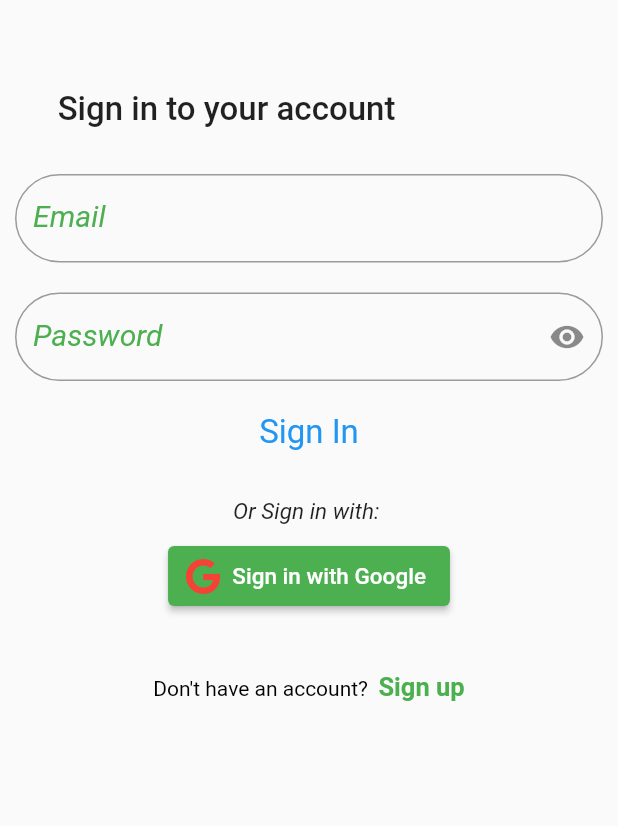
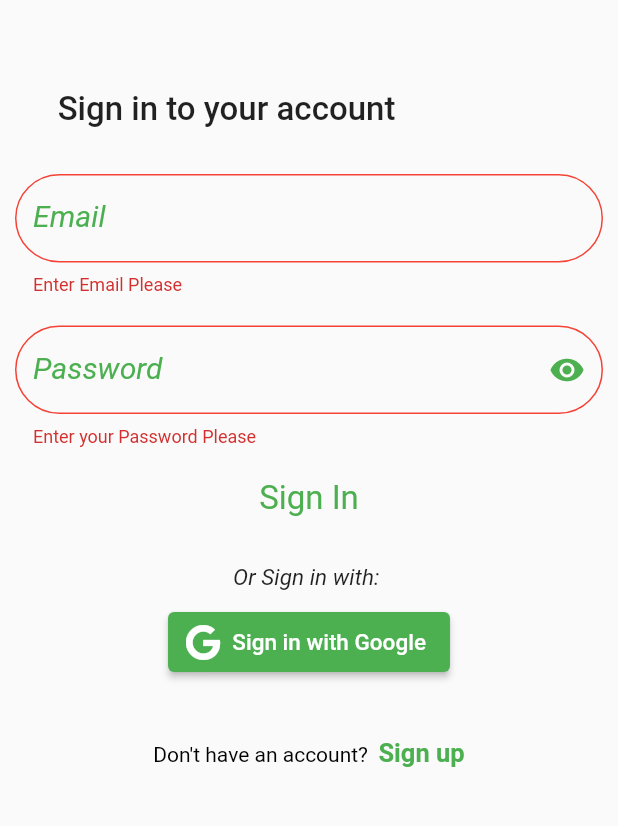
Before and after one commit to eyob31/My_Friends, a Flutter app: the SignIn screen opened directly, after a tap on "Sign In", on a phone screen of 412 x 824 dp, the part 171-997 px from its top. Run offline on Flutter 3.47's test engine with Material 2 defaults, Android fonts, the phone set to English and light mode, and no system bars; our stand-ins replace firebase_auth, firebase_core, font_awesome_flutter, google_fonts, google_sign_in; accounts and stored records are empty; Roboto replaces fonts that are missing (Arsenal).

Commit message:
Added Sign in with Google Authentication and Added an Add Friends page.

```diff
--- a/my_friends_frontend/lib/screens/sign_in.dart
+++ b/my_friends_frontend/lib/screens/sign_in.dart
@@ -1,8 +1,11 @@
 import 'package:flutter/gestures.dart';
 import 'package:flutter/material.dart';
+import 'package:flutter/services.dart';
 import 'package:font_awesome_flutter/font_awesome_flutter.dart';
 import 'package:google_fonts/google_fonts.dart';
+import 'package:my_friends_frontend/provider/google_signin.dart';
 import 'package:my_friends_frontend/screens/sign_up.dart';
+import 'package:provider/provider.dart';
 
 class SignIn extends StatefulWidget {
   const SignIn({Key? key}) : super(key: key);
@@ -15,6 +18,7 @@ class _SignInState extends State<SignIn> {
   TextEditingController _emailController = TextEditingController();
   final _emailFocusNode = FocusNode();
   final _passwordFocusNode = FocusNode();
+  final _formKey = GlobalKey<FormState>();
   bool _hidePassword = true;
   @override
   void initState() {
@@ -66,6 +70,11 @@ class _SignInState extends State<SignIn> {
               SizedBox(
                 height: 20,
               ),
+              //Sign In Form
+              Form(
+                key: _formKey,
+                child: Column(
+                  children: [
                     //  Email Text Fields
                     Container(
                       padding: EdgeInsets.all(10),
@@ -76,7 +85,30 @@ class _SignInState extends State<SignIn> {
                         onFieldSubmitted: (_) {
                           Focus.of(context).requestFocus(_passwordFocusNode);
                         },
+                        validator: (value) {
+                          if (value!.isEmpty) {
+                            return "Enter Email Please";
+                          } else if (RegExp(
+                                  r"^[a-zA-Z0-9.a-zA-Z0-9.!#$%&'*+-/=?^_`{|}~]+@[a-zA-Z0-9]+\.[a-zA-Z]+")
+                              .hasMatch(value)) {
+                            return null;
+                          } else {
+                            return "Enter a Valid Email";
+                          }
+                        },
                         decoration: InputDecoration(
+                            enabledBorder: OutlineInputBorder(
+                              borderRadius: BorderRadius.circular(40.0),
+                              borderSide: BorderSide(color: Colors.grey),
+                            ),
+                            errorBorder: OutlineInputBorder(
+                              borderRadius: BorderRadius.circular(40.0),
+                              borderSide: BorderSide(color: Colors.red),
+                            ),
+                            focusedErrorBorder: OutlineInputBorder(
+                              borderRadius: BorderRadius.circular(40.0),
+                              borderSide: BorderSide(color: Colors.red),
+                            ),
                             labelText: 'Email',
                             suffixIcon: _emailController.text.isEmpty
                                 ? Container(
@@ -88,7 +120,10 @@ class _SignInState extends State<SignIn> {
                                         _emailController.clear();
                                       });
                                     },
-                              icon: Icon(Icons.cancel)),
+                                    icon: Icon(
+                                      Icons.cancel,
+                                      color: Colors.green,
+                                    )),
                             labelStyle: GoogleFonts.arsenal(
                                 fontSize: 20,
                                 fontWeight: FontWeight.w400,
@@ -96,14 +131,11 @@ class _SignInState extends State<SignIn> {
                                 color: Colors.green),
                             border: OutlineInputBorder(
                                 borderRadius: BorderRadius.circular(50),
-                          borderSide: BorderSide(color: Colors.greenAccent),
+                                borderSide:
+                                    BorderSide(color: Colors.greenAccent),
                                 gapPadding: 0)),
-                  // validator: (value) {
-                  //   if (value!.isEmpty) {
-                  //     return "Please enter your email.";
-                  //   }else if ( )
-                  // },
                         autofillHints: [AutofillHints.email],
+                        keyboardType: TextInputType.emailAddress,
                       ),
                     ),
                     //  Password TextField
@@ -112,7 +144,26 @@ class _SignInState extends State<SignIn> {
                       child: TextFormField(
                         focusNode: _passwordFocusNode,
                         obscureText: _hidePassword,
+                        validator: (value) {
+                          if (value!.isEmpty) {
+                            return 'Enter your Password Please';
+                          } else {
+                            return null;
+                          }
+                        },
                         decoration: InputDecoration(
+                            enabledBorder: OutlineInputBorder(
+                              borderRadius: BorderRadius.circular(40.0),
+                              borderSide: BorderSide(color: Colors.grey),
+                            ),
+                            errorBorder: OutlineInputBorder(
+                              borderRadius: BorderRadius.circular(40.0),
+                              borderSide: BorderSide(color: Colors.red),
+                            ),
+                            focusedErrorBorder: OutlineInputBorder(
+                              borderRadius: BorderRadius.circular(40.0),
+                              borderSide: BorderSide(color: Colors.red),
+                            ),
                             labelText: 'Password',
                             suffixIcon: IconButton(
                               onPressed: () {
@@ -120,9 +171,12 @@ class _SignInState extends State<SignIn> {
                                   _hidePassword = !_hidePassword;
                                 });
                               },
-                        icon: Icon(_hidePassword
+                              icon: Icon(
+                                _hidePassword
                                     ? Icons.visibility
-                            : Icons.visibility_off),
+                                    : Icons.visibility_off,
+                                color: Colors.green,
+                              ),
                             ),
                             labelStyle: GoogleFonts.arsenal(
                                 fontSize: 20,
@@ -131,12 +185,19 @@ class _SignInState extends State<SignIn> {
                                 color: Colors.green),
                             border: OutlineInputBorder(
                                 borderRadius: BorderRadius.circular(50),
-                          borderSide: BorderSide(color: Colors.greenAccent),
+                                borderSide:
+                                    BorderSide(color: Colors.greenAccent),
                                 gapPadding: 0)),
                       ),
                     ),
+                  ],
+                ),
+              ),
+              //  Sign In Button
               TextButton(
-                  onPressed: () {},
+                  onPressed: () {
+                    _formKey.currentState!.validate();
+                  },
                   style: ButtonStyle(
                     backgroundColor:
                         MaterialStateProperty.all(Colors.transparent),
@@ -146,7 +207,7 @@ class _SignInState extends State<SignIn> {
                   child: Text(
                     'Sign In',
                     style: GoogleFonts.arsenal(
-                        // color: Colors.white,
+                        color: Colors.green,
                         fontWeight: FontWeight.w400,
                         fontSize: 22),
                   )),
@@ -167,13 +228,18 @@ class _SignInState extends State<SignIn> {
                 height: 10,
               ),
               ElevatedButton.icon(
-                onPressed: () {},
+                onPressed: () {
+                  final provider =
+                      Provider.of<GoogleSigninProvider>(context, listen: false);
+                  provider.googleLogin();
+                },
                 style: ButtonStyle(
                     backgroundColor: MaterialStateProperty.all(Colors.green),
-                    minimumSize: MaterialStateProperty.all(Size(100, 40))),
-                icon: FaIcon(
+                    minimumSize:
+                        MaterialStateProperty.all(const Size(100, 40))),
+                icon: const FaIcon(
                   FontAwesomeIcons.google,
-                  color: Colors.red,
+                  color: Colors.white,
                 ),
                 label: Text(
                   'Sign in with Google',
@@ -184,7 +250,9 @@ class _SignInState extends State<SignIn> {
                 height: 40,
               ),
               //  Don't have an account text
-              RichText(
+              Padding(
+                padding: const EdgeInsets.only(bottom: 10),
+                child: RichText(
                   text: TextSpan(children: [
                     TextSpan(
                         text: "Don't have an account?  ",
@@ -198,6 +266,7 @@ class _SignInState extends State<SignIn> {
                         recognizer: TapGestureRecognizer()..onTap = goToSignUp)
                   ]),
                 ),
+              ),
             ],
           ),
         ),
--- a/my_friends_frontend/pubspec.yaml
+++ b/my_friends_frontend/pubspec.yaml
@@ -18,6 +18,9 @@ dependencies:
   google_fonts: ^2.3.1
   font_awesome_flutter: ^9.2.0
   email_validator: ^2.0.1
+  firebase_auth: ^3.3.10
+  google_sign_in: ^5.2.4
+  intl: ^0.17.0
   cupertino_icons: ^1.0.2
 
 dev_dependencies:
```
Also changed, not shown: my_friends_frontend/lib/main.dart (+22 -9 lines), my_friends_frontend/lib/provider/friend.dart (+13 -2 lines), my_friends_frontend/lib/provider/google_signin.dart (added, +38 -0 lines), my_friends_frontend/lib/screens/add_friends.dart (added, +254 -0 lines), my_friends_frontend/lib/screens/home_page.dart (added, +51 -0 lines), my_friends_frontend/lib/screens/home_page_screen.dart (added, +40 -0 lines), my_friends_frontend/lib/widgets/drawer_page.dart (added, +63 -0 lines), my_friends_frontend/lib/widgets/home_page.dart (added, +31 -0 lines), my_friends_frontend/pubspec.lock, 4 other files. Lines whose indentation alone changed are shown as unchanged.
